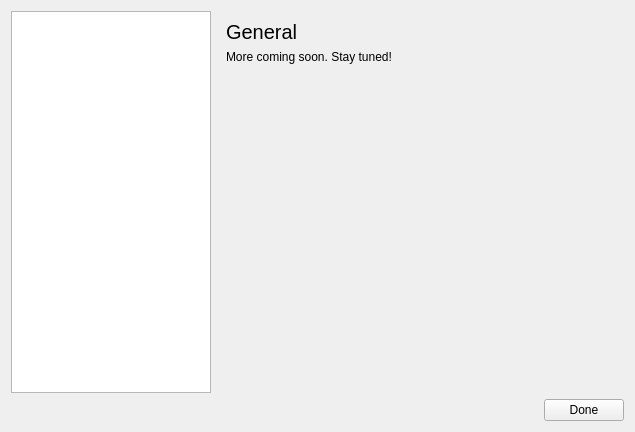
This is settingswindow.ui in theCheeseboard/theterminal as Qt 5 draws it before an edit. The edited form follows.
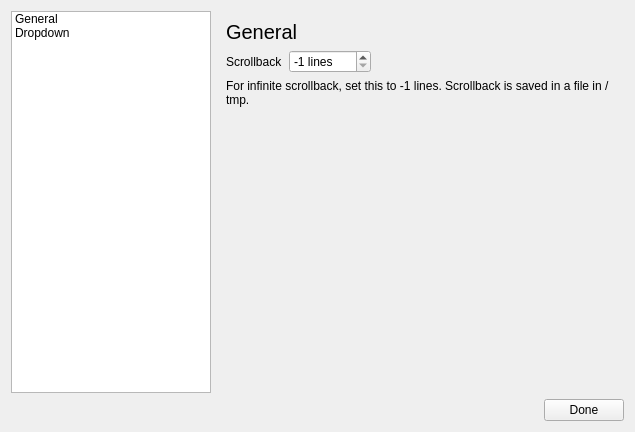
This is the edited form. Icons and pictures are not drawn.

```diff
--- a/settingswindow.ui
+++ b/settingswindow.ui
@@ -30,6 +30,22 @@
          <height>16777215</height>
         </size>
        </property>
+       <item>
+        <property name="text">
+         <string>General</string>
+        </property>
+        <property name="icon">
+         <iconset theme="configure"/>
+        </property>
+       </item>
+       <item>
+        <property name="text">
+         <string>Dropdown</string>
+        </property>
+        <property name="icon">
+         <iconset theme="go-down"/>
+        </property>
+       </item>
       </widget>
      </item>
      <item>
@@ -39,7 +55,59 @@
        </property>
        <widget class="QWidget" name="page">
         <layout class="QGridLayout" name="gridLayout">
-         <item row="0" column="0">
+         <item row="1" column="0">
+          <widget class="QLabel" name="label_4">
+           <property name="text">
+            <string>Scrollback</string>
+           </property>
+          </widget>
+         </item>
+         <item row="3" column="0">
+          <spacer name="verticalSpacer">
+           <property name="orientation">
+            <enum>Qt::Vertical</enum>
+           </property>
+           <property name="sizeHint" stdset="0">
+            <size>
+             <width>20</width>
+             <height>40</height>
+            </size>
+           </property>
+          </spacer>
+         </item>
+         <item row="1" column="1">
+          <widget class="QSpinBox" name="scrollbackSpin">
+           <property name="suffix">
+            <string> lines</string>
+           </property>
+           <property name="prefix">
+            <string/>
+           </property>
+           <property name="minimum">
+            <number>-1</number>
+           </property>
+           <property name="maximum">
+            <number>1000</number>
+           </property>
+           <property name="value">
+            <number>-1</number>
+           </property>
+          </widget>
+         </item>
+         <item row="1" column="2">
+          <spacer name="horizontalSpacer_2">
+           <property name="orientation">
+            <enum>Qt::Horizontal</enum>
+           </property>
+           <property name="sizeHint" stdset="0">
+            <size>
+             <width>40</width>
+             <height>20</height>
+            </size>
+           </property>
+          </spacer>
+         </item>
+         <item row="0" column="0" colspan="3">
           <widget class="QLabel" name="label">
            <property name="font">
             <font>
@@ -51,23 +119,13 @@
            </property>
           </widget>
          </item>
-         <item row="2" column="0">
-          <spacer name="verticalSpacer">
-           <property name="orientation">
-            <enum>Qt::Vertical</enum>
-           </property>
-           <property name="sizeHint" stdset="0">
-            <size>
-             <width>20</width>
-             <height>40</height>
-            </size>
-           </property>
-          </spacer>
-         </item>
-         <item row="1" column="0">
-          <widget class="QLabel" name="label_4">
+         <item row="2" column="0" colspan="3">
+          <widget class="QLabel" name="label_5">
            <property name="text">
-            <string>More coming soon. Stay tuned!</string>
+            <string>For infinite scrollback, set this to -1 lines. Scrollback is saved in a file in /tmp.</string>
+           </property>
+           <property name="wordWrap">
+            <bool>true</bool>
            </property>
           </widget>
          </item>
```
Left out of the diff: 6 changed lines with no effect on the pictures.
